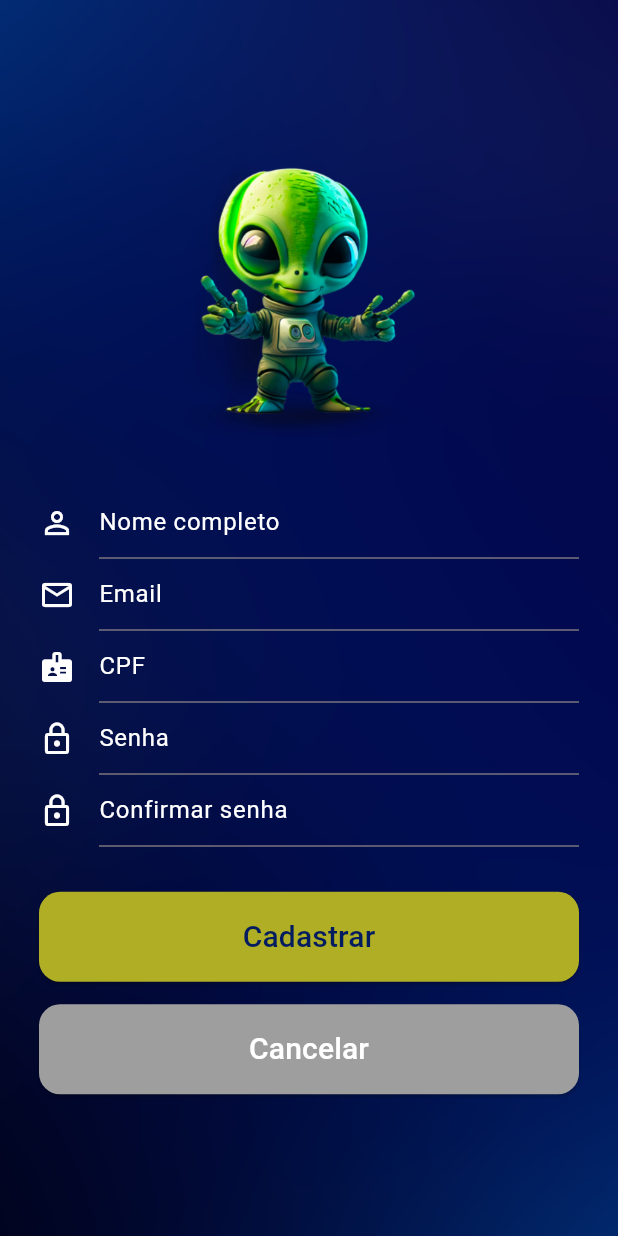
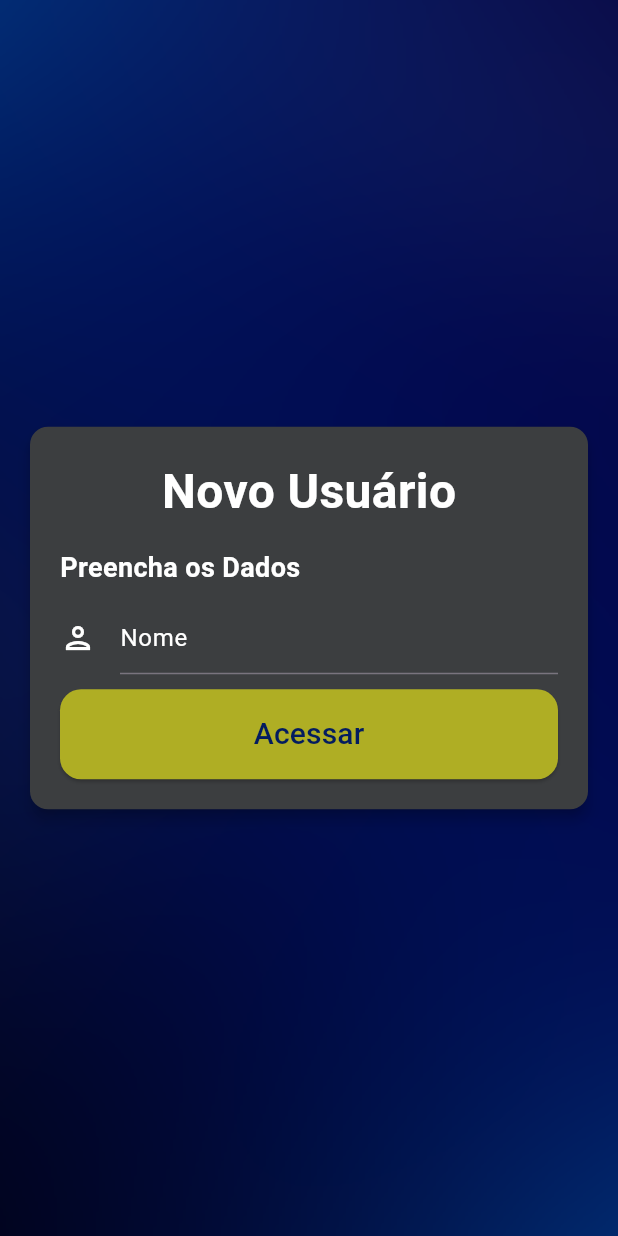
Before and after one commit to Rodrigofeob/fluxolivrerodrigo, a Flutter app: the screen it shows after launch, after a tap on "Novo Usuário", on a phone screen of 412 x 824 dp. Run offline on Flutter 3.47's test engine with Material 3 defaults, Android fonts, the phone set to English and light mode, and no system bars; missing offline and left inert: validatorless.

Commit message:
adicionando tela de usuario alternativa

```diff
--- a/lib/src/app_fluxolivre.dart
+++ b/lib/src/app_fluxolivre.dart
@@ -1,3 +1,4 @@
+import 'package:appfluxolivre/src/pages/cad_usuario_page.dart';
 import 'package:appfluxolivre/src/pages/home_page.dart';
 import 'package:appfluxolivre/src/pages/login_page.dart';
 import 'package:appfluxolivre/src/pages/register_page.dart';
@@ -14,7 +15,8 @@ class AppFluxolivre extends StatelessWidget {
       routes: {
         '/':(_)=> LoginPage(),
         '/home':(_)=> HomePage(),
-        '/register':(_)=> RegisterPage()
+        '/register':(_)=> CadUsuarioPage()
+
       },
     );
   }
--- /dev/null
+++ b/lib/src/pages/cad_usuario_page.dart
@@ -0,0 +1,105 @@
+import 'package:appfluxolivre/src/widgets/input_login_widget.dart';
+import 'package:flutter/material.dart';
+import 'package:validatorless/validatorless.dart';
+
+class CadUsuarioPage extends StatefulWidget {
+  const CadUsuarioPage({super.key});
+
+  @override
+  State<CadUsuarioPage> createState() => _CadUsuarioPageState();
+}
+
+class _CadUsuarioPageState extends State<CadUsuarioPage> {
+  final _formKey = GlobalKey<FormState>();
+  final _nomeController = TextEditingController();
+
+  void _cadastrar() {
+    if (_formKey.currentState!.validate()) {
+      Navigator.of(context).pushNamed('/home');
+    }
+  }
+
+  @override
+  Widget build(BuildContext context) {
+    return Scaffold(
+      body: Container(
+        decoration: BoxDecoration(
+          image: DecorationImage(
+            image: AssetImage('assets/images/img_fundologin.png'),
+            fit: BoxFit.cover,
+          ),
+        ),
+        child: Center(
+          child: Padding(
+            padding: const EdgeInsets.all(16),
+            child: Card(
+              color: const Color(0xFF3C3E40),
+              elevation: 4,
+              shape: RoundedRectangleBorder(
+                borderRadius: BorderRadius.circular(12),
+              ),
+              child: Form(
+                key: _formKey,
+                child: Padding(
+                  padding: const EdgeInsets.all(20),
+                  child: Column(
+                    mainAxisSize: MainAxisSize.min,
+                    crossAxisAlignment: CrossAxisAlignment.start,
+                    children: [
+                      Container(
+                        margin: EdgeInsets.fromLTRB(0, 0, 0, 15),
+                        alignment: Alignment.center,
+                        child: const Text(
+                          'Novo Usuário',
+                          style: TextStyle(
+                            fontSize: 32,
+                            fontWeight: FontWeight.bold,
+                            color: Color(0xFFFFFFFF),
+                          ),
+                        ),
+                      ),
+                      const Text(
+                        "Preencha os Dados",
+                        style: TextStyle(
+                          fontSize: 18,
+                          fontWeight: FontWeight.bold,
+                          color: Color(0xFFFFFFFF),
+                        ),
+                      ),
+                      const SizedBox(height: 10),
+                      InputLoginWidget(
+                        controller: _nomeController,
+                        icon: Icons.person_outlined,
+                        hint: 'Nome',
+                        validator: Validatorless.required('Campo Obrigatorio'),
+                      ),
+                      const SizedBox(height: 10),
+                      ElevatedButton(
+                        style: ElevatedButton.styleFrom(
+                          backgroundColor: const Color(0xFFAFAE24),
+                          minimumSize: Size(double.infinity, 60),
+                          shape: RoundedRectangleBorder(
+                            borderRadius: BorderRadius.circular(14),
+                          ),
+                        ),
+                        onPressed: _cadastrar,
+                        child: const Text(
+                          'Acessar',
+                          style: TextStyle(
+                            fontSize: 20,
+                            fontWeight: FontWeight.w500,
+                            color: Color(0xFF031C5F),
+                          ),
+                        ),
+                      ),
+                    ],
+                  ),
+                ),
+              ),
+            ),
+          ),
+        ),
+      ),
+    );
+  }
+}
--- a/lib/src/pages/login_page.dart
+++ b/lib/src/pages/login_page.dart
@@ -1,8 +1,23 @@
 import 'package:appfluxolivre/src/widgets/input_login_widget.dart';
 import 'package:flutter/material.dart';
 
-class LoginPage extends StatelessWidget {
+class LoginPage extends StatefulWidget {
   const LoginPage({super.key});
+
+  @override
+  _LoginPageState createState() => _LoginPageState();
+}
+
+class _LoginPageState extends State<LoginPage> {
+  final _usernameController = TextEditingController();
+  final _passwordController = TextEditingController();
+
+  @override
+  void dispose() {
+    _usernameController.dispose();
+    _passwordController.dispose();
+    super.dispose();
+  }
 
   @override
   Widget build(BuildContext context) {
@@ -29,11 +44,15 @@ class LoginPage extends StatelessWidget {
               InputLoginWidget(
                 icon: Icons.person_outline,
                 hint: 'Usuário',
+                controller: _usernameController,
+                type: TextInputType.text,
                 obscure: false,
               ),
               InputLoginWidget(
                 icon: Icons.lock_outline,
                 hint: 'Password',
+                controller: _passwordController,
+                type: TextInputType.visiblePassword,
                 obscure: true,
               ),
               const SizedBox(height: 30),
--- a/lib/src/widgets/input_login_widget.dart
+++ b/lib/src/widgets/input_login_widget.dart
@@ -4,17 +4,24 @@ class InputLoginWidget extends StatelessWidget {
   final IconData icon;
   final String hint;
   final bool obscure;
+  final TextInputType type;
+  final TextEditingController controller;
+  final String? Function(String?)? validator;
 
   const InputLoginWidget({
     required this.icon,
     required this.hint,
-    required this.obscure,
+    required this.controller,
+    this.obscure = false,
+    this.type = TextInputType.text,
+    this.validator,
     super.key,
     });
 
   @override
   Widget build(BuildContext context) {
-    return TextField(
+    return TextFormField(
+      controller: controller,
       decoration: InputDecoration(
         icon: Icon(icon, color: Color(0xFFFFFFFF)),
         hintText: hint,
@@ -25,6 +32,8 @@ class InputLoginWidget extends StatelessWidget {
       ),
       style: TextStyle(color: Color(0xFFFFFFFF)),
       obscureText: obscure,
+      keyboardType: type,
+      validator: validator,
     );
   }
 }
--- a/pubspec.yaml
+++ b/pubspec.yaml
@@ -34,6 +34,7 @@ dependencies:
   # The following adds the Cupertino Icons font to your application.
   # Use with the CupertinoIcons class for iOS style icons.
   cupertino_icons: ^1.0.8
+  validatorless: ^1.2.4
 
 dev_dependencies:
   flutter_test:
```
Also changed, not shown: lib/src/pages/register_page.dart (+32 -1 lines), pubspec.lock.
